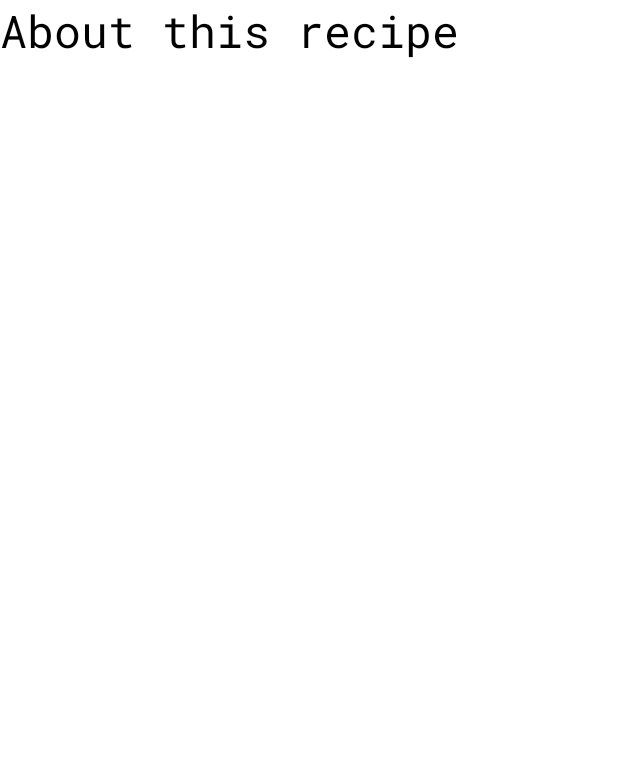
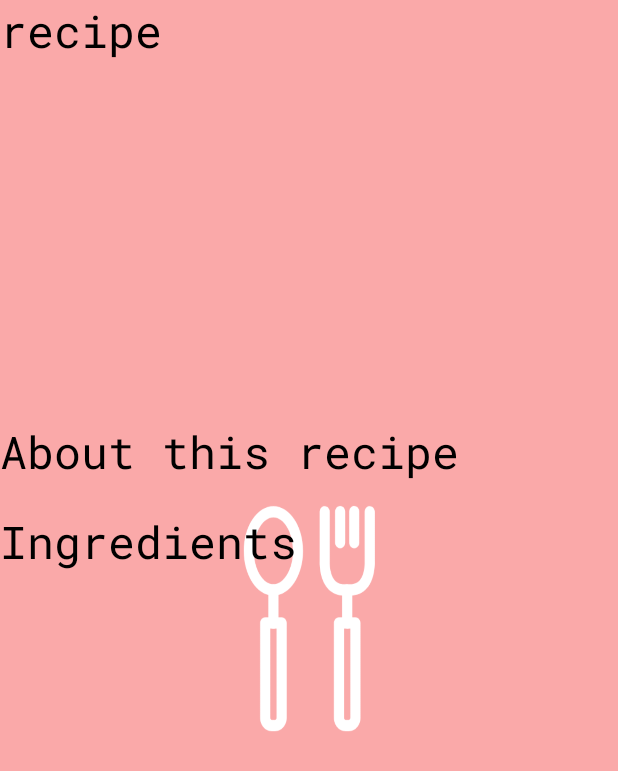
Before and after one commit to atharavmishra/Recipedia_Application, an Android app: the layout activity_recipe2.xml on its own in the app's theme, with its tools: preview values and no code run, on a phone screen of 412 x 824 dp. Shown: the top 771 px of the screen. Run offline under Robolectric (Android 15) with nearby library versions, the phone set to English and light mode, and no system bars.

Commit message:
Committin all the files

```diff
--- a/app/src/main/res/layout/activity_recipe2.xml
+++ b/app/src/main/res/layout/activity_recipe2.xml
@@ -1,12 +1,18 @@
 <?xml version="1.0" encoding="utf-8"?>
-<RelativeLayout xmlns:android="http://schemas.android.com/apk/res/android"
+<ScrollView xmlns:android="http://schemas.android.com/apk/res/android"
     xmlns:app="http://schemas.android.com/apk/res-auto"
     xmlns:tools="http://schemas.android.com/tools"
     android:layout_width="match_parent"
     android:layout_height="match_parent"
-    android:background="@color/white"
-    tools:context=".RecipeActivity2">
-<TextView
+    android:background="@drawable/image2"
+   >
+    <LinearLayout
+        android:layout_width="match_parent"
+        android:layout_height="match_parent"
+        tools:context=".RecipeActivity2"
+        android:orientation="vertical">
+
+        <TextView
     android:id="@+id/name"
     android:text="recipe"
     android:layout_width="wrap_content"
@@ -19,7 +25,7 @@
         android:layout_alignBottom="@+id/name"
         android:layout_width="match_parent"
         android:layout_height="200dp"
-        android:layout_marginTop="50dp"
+        android:layout_marginTop="20dp"
         ></ImageView>
     <TextView
         android:id="@+id/heading"
@@ -27,8 +33,7 @@
         android:layout_width="wrap_content"
         android:layout_height="wrap_content"
         android:text="About this recipe"
-        android:background="@color/white"
-        android:layout_marginTop="200dp"
+        android:layout_marginTop="20dp"
         android:fontFamily="@font/font"
         android:textColor="@color/black"
         android:textSize="30dp"></TextView>
@@ -37,16 +42,31 @@
         android:layout_alignParentBottom="true"
         android:fontFamily="@font/font"
         android:layout_width="match_parent"
-        android:layout_height="match_parent"
+        android:layout_height="wrap_content"
+        android:textColor="@color/black"></TextView>
+    <TextView
+        android:layout_width="match_parent"
+        android:id="@+id/ingredient"
         android:textColor="@color/black"
-        android:layout_marginTop="450dp"></TextView>
+        android:layout_alignParentBottom="true"
+        android:textSize="30dp"
+        android:text="Ingredients"
+        android:fontFamily="@font/font"
+        android:layout_height="wrap_content"></TextView>
+        <TextView
+            android:layout_width="match_parent"
+            android:id="@+id/ingredients"
+            android:textColor="@color/black"
+            android:layout_alignParentBottom="true"
+            android:textSize="30dp"
+            android:fontFamily="@font/font"
+            android:layout_height="wrap_content"></TextView>
+
+
+
+    </LinearLayout>
 
 
 
 
-
-
-
-
-
-</RelativeLayout>
+</ScrollView>
```
Also changed, not shown: app/src/main/java/android/myapplication/modelClass/Step.java (+39 -0 lines), app/src/main/java/android/myapplication/myapplication/RecipeActivity2.java (+8 -1 lines), app/src/main/res/layout/recyclerview.xml (+15 -5 lines), app/src/main/res/drawable/image.png (added), app/src/main/res/drawable/image2.png (added).
